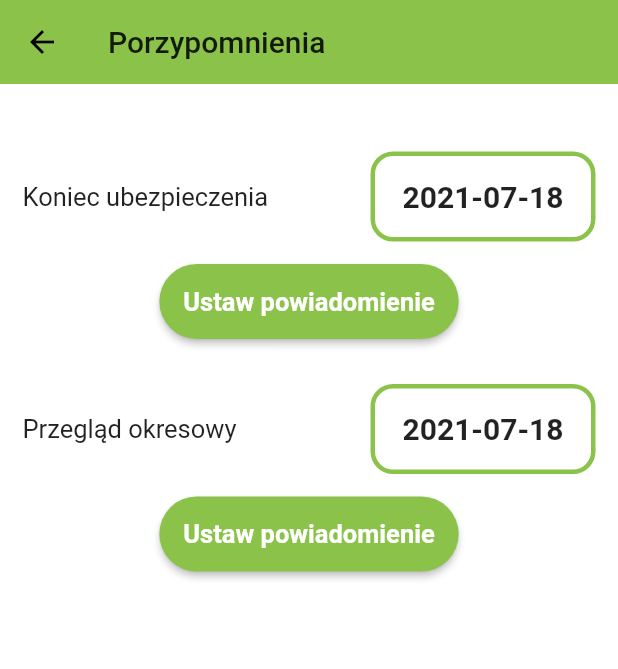
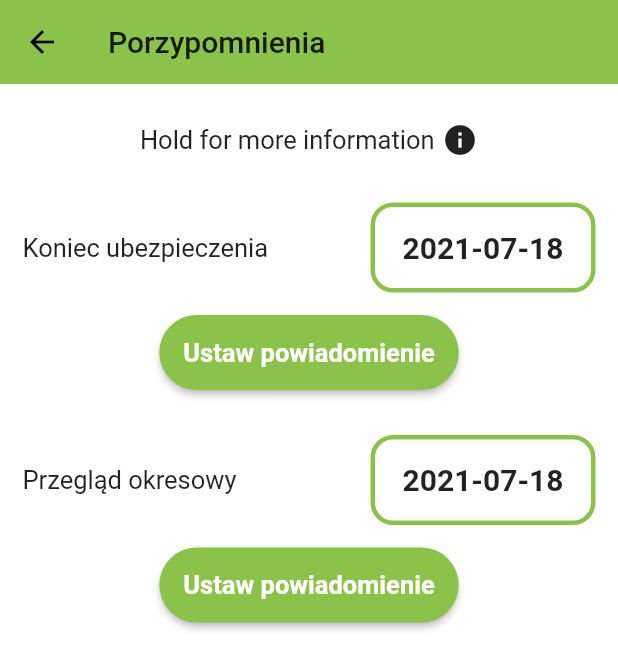
Before and after one commit to Shriz07/Fuel-tracker, a Flutter app: the CarNotifications screen opened directly, on a phone screen of 412 x 824 dp. Shown: the top 669 px of the screen. Run offline on Flutter 3.47's test engine with Material 2 defaults, Android fonts, the phone set to English and light mode, and no system bars; our stand-ins replace cloud_firestore, firebase_auth, firebase_core, flutter_local_notifications, flutter_rating_bar, geolocator and 2 more; missing offline and left inert: time_ago_provider; accounts and stored records are empty; network calls fail.

Commit message:
Styling changes

```diff
--- a/lib/Screens/Car Notifications/carNotifications.dart
+++ b/lib/Screens/Car Notifications/carNotifications.dart
@@ -39,8 +39,10 @@ class _CarNotificationsState extends State<CarNotifications> {
                 padding: const EdgeInsets.all(15.0),
                 child: Column(
                   children: <Widget>[
+                    SizedBox(height: 10),
                     Center(
                       child: Tooltip(
+                        showDuration: Duration(seconds: 5),
                         textStyle: TextStyle(fontSize: 15, color: Theme.of(context).errorColor),
                         padding: const EdgeInsets.all(8.0),
                         message: 'Ustaw przypomnienia dla zdarzeń takich jak ubezpieczenie, czy przegląd okresowy, a otrzymasz powiadomienie 5 dni przed wyznaczoną datą.',
@@ -48,7 +50,19 @@ class _CarNotificationsState extends State<CarNotifications> {
                             borderRadius: BorderRadius.circular(25),
                             gradient: LinearGradient(
                                 begin: Alignment(0.0, 2), end: Alignment.topCenter, colors: <Color>[Theme.of(context).secondaryHeaderColor, Theme.of(context).primaryColor])),
-                    )),
+                        child: Row(
+                          mainAxisAlignment: MainAxisAlignment.center,
+                          children: <Widget>[
+                            Text(
+                              'Hold for more information',
+                              style: TextStyle(fontSize: 17),
+                            ),
+                            SizedBox(width: 5),
+                            Icon(Icons.info),
+                          ],
+                        ),
+                      ),
+                    ),
                     SizedBox(height: 30),
                     notificationDate(context, 'Koniec ubezpieczenia', insuranceDate, 'insurance'),
                     SizedBox(height: 15),
```
Lines whose indentation alone changed are shown as unchanged.
